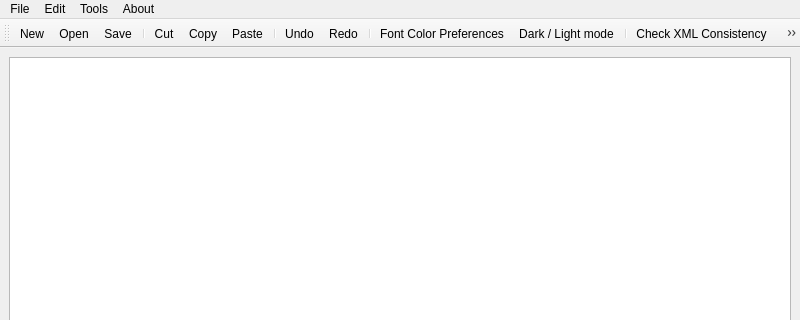
This is XML_Editor/editor.ui in Abdelrhman-CaT/XML-Editor as Qt 5 draws it before an edit; both pictures show x 0 to 800 and y 0 to 320 of the 800 by 600 pixel window. The edited form follows.
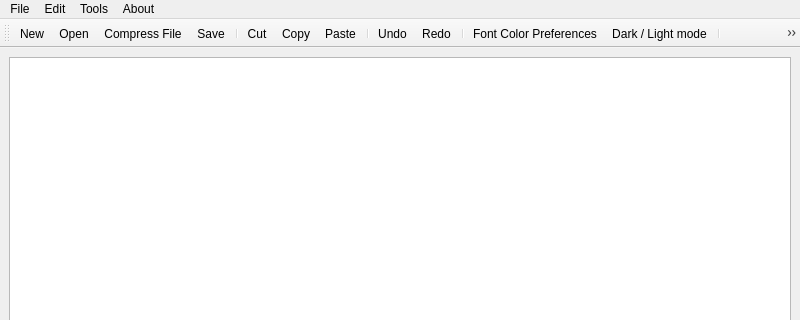
This is the edited form. Icons and pictures are not drawn.

What changed in the file:
```diff
--- a/XML_Editor/editor.ui
+++ b/XML_Editor/editor.ui
@@ -100,6 +100,7 @@
    </attribute>
    <addaction name="actionNew"/>
    <addaction name="actionOpen"/>
+   <addaction name="actionCompress_Data"/>
    <addaction name="actionSave"/>
    <addaction name="separator"/>
    <addaction name="actionCut"/>
@@ -118,9 +119,8 @@
    <addaction name="separator"/>
    <addaction name="actionMinify"/>
    <addaction name="actionPrettify_XML"/>
-   <addaction name="separator"/>
    <addaction name="actionConvert_to_JSON"/>
-   <addaction name="actionCompress_Data"/>
+   <addaction name="separator"/>
    <addaction name="actionTeam"/>
   </widget>
   <action name="actionNew">
@@ -267,7 +267,7 @@
      <normaloff>:/icons/icons/compress.png</normaloff>:/icons/icons/compress.png</iconset>
    </property>
    <property name="text">
-    <string>Compress Data</string>
+    <string>Compress File</string>
    </property>
   </action>
   <action name="actionShow_Consistency_Errors">
```
